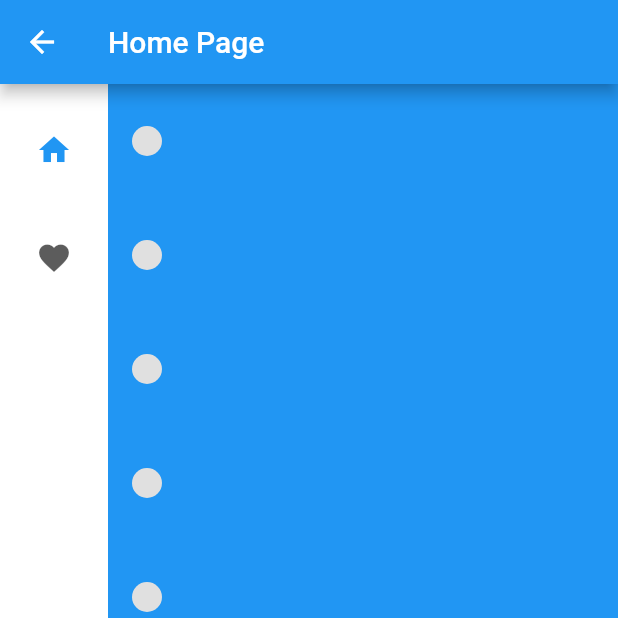
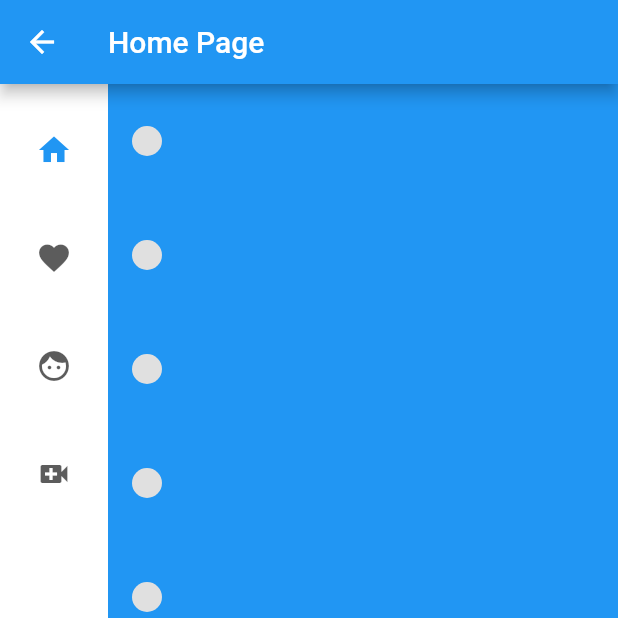
Before and after one commit to naveenanagesh/flutter_rest_api, a Flutter app: the HomePage screen opened directly, on a phone screen of 412 x 824 dp, the top half of it. Run offline on Flutter 3.47's test engine with Material 2 defaults, Android fonts, the phone set to English and light mode, and no system bars; our stand-ins replace flutter_redux, redux; network calls fail.

Commit message:
added images and added permission for camera access

```diff
--- a/lib/views/home_page.dart
+++ b/lib/views/home_page.dart
@@ -3,7 +3,10 @@ import 'package:flutter_rest_api/services/login.dart';
 import 'package:flutter_rest_api/services/remote_service.dart';
 import 'package:flutter/material.dart';
 import 'package:flutter_rest_api/models/therapists.dart';
+// import 'package:flutter_rest_api/views/camera_page.dart';
+import 'package:flutter_rest_api/views/images_page.dart';
 import 'package:flutter_rest_api/views/login_page.dart';
+import 'package:flutter_rest_api/views/video_page.dart';
 
 class HomePage extends StatefulWidget {
   const HomePage({Key? key, required this.title}) : super(key: key);
@@ -69,9 +72,12 @@ class _HomePageState extends State<HomePage> {
       case 1:
         page = ServicePage(therapists, isLoaded);
         break;
-      // case 2:
-      //   page = logoutMettod();
-      // break;
+      case 2:
+        page = const ImagesPage();
+        break;
+      // case 3:
+      //   page = CameraScreen();
+      //   break;
       default:
         throw UnimplementedError('no widget for $selectedIndex');
     }
@@ -135,10 +141,14 @@ class _HomePageState extends State<HomePage> {
                     icon: Icon(Icons.favorite),
                     label: Text('Therapists'),
                   ),
-                  // NavigationRailDestination(
-                  //   icon: Icon(Icons.favorite),
-                  //   label: Text('Logout'),
-                  // ),
+                  NavigationRailDestination(
+                    icon: Icon(Icons.face),
+                    label: Text('Images'),
+                  ),
+                  NavigationRailDestination(
+                    icon: Icon(Icons.video_call),
+                    label: Text('Video'),
+                  ),
                 ],
                 selectedIndex: selectedIndex,
                 onDestinationSelected: (value) {
@@ -150,7 +160,7 @@ class _HomePageState extends State<HomePage> {
             ),
             Expanded(
               child: Container(
-                color: Theme.of(context).colorScheme.tertiary,
+                color: Theme.of(context).colorScheme.primary,
                 child: page,
               ),
             ),
--- a/pubspec.yaml
+++ b/pubspec.yaml
@@ -38,6 +38,9 @@ dependencies:
   http: ^1.1.0
   redux: ^5.0.0
   flutter_redux: ^0.10.0
+  # video_player: ^2.8.1
+  # camera: ^0.10.0
+
   # flutter_redux_dev_tools: ^0.5.2
   # redux_api_middleware: ^0.2.1
 
@@ -66,6 +69,9 @@ flutter:
   # the material Icons class.
   uses-material-design: true
 
+  assets:
+    - images/images1.jpeg
+    # - lib/images/images2.jpg
   # To add assets to your application, add an assets section, like this:
   # assets:
   #   - images/a_dot_burr.jpeg
```
Also changed, not shown: lib/views/camera_page.dart (added, +69 -0 lines), lib/views/images_page.dart (added, +66 -0 lines), lib/views/video_page.dart (added, +92 -0 lines), images/images1.jpeg (added), images/images2.jpeg (added), 4 other files.
